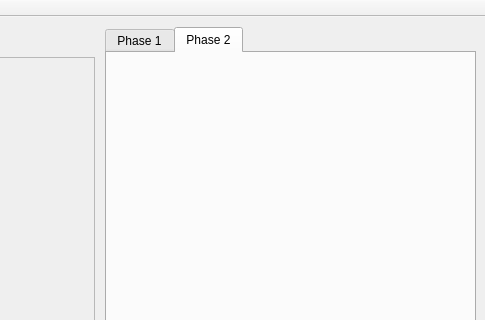
Old version of the form mainwindow.ui in the repository sina-cb/ColonD_ImageProcessor; both pictures show x 725 to 1210 and y 0 to 320 of the 1210 by 614 pixel window.
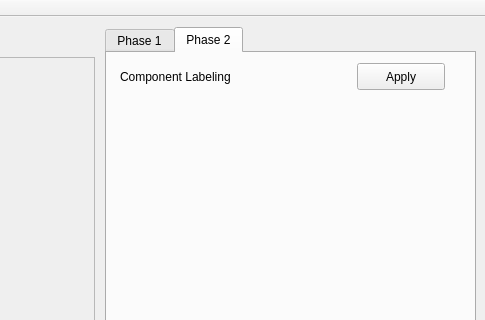
New version of the form. The open tabs and pages were chosen to show the change.

Diff of the .ui file:
```diff
--- a/mainwindow.ui
+++ b/mainwindow.ui
@@ -411,6 +411,32 @@
      <attribute name="title">
       <string>Phase 2</string>
      </attribute>
+     <widget class="QLabel" name="label_13">
+      <property name="geometry">
+       <rect>
+        <x>13</x>
+        <y>10</y>
+        <width>166</width>
+        <height>27</height>
+       </rect>
+      </property>
+      <property name="text">
+       <string>Component Labeling</string>
+      </property>
+     </widget>
+     <widget class="QPushButton" name="componentLabelingBtn">
+      <property name="geometry">
+       <rect>
+        <x>250</x>
+        <y>10</y>
+        <width>88</width>
+        <height>27</height>
+       </rect>
+      </property>
+      <property name="text">
+       <string>Apply</string>
+      </property>
+     </widget>
     </widget>
    </widget>
   </widget>
```
Left out of the diff: 28 changed lines with no effect on the pictures.
